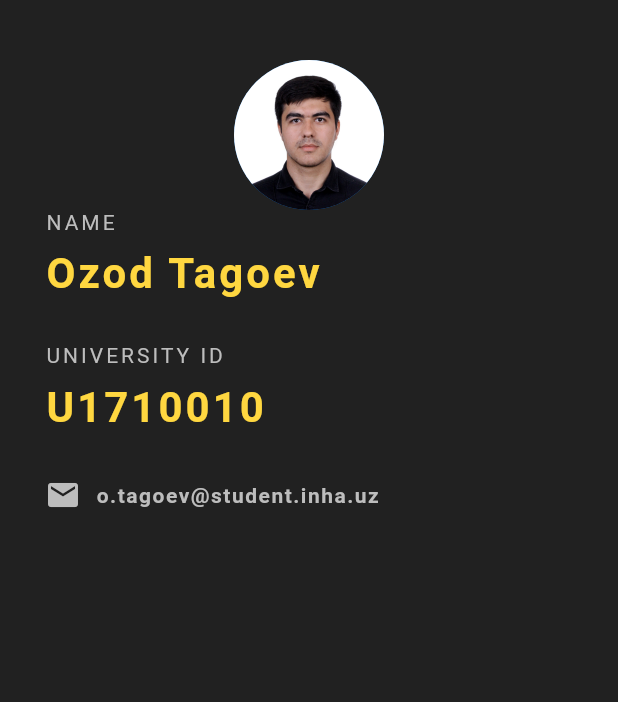
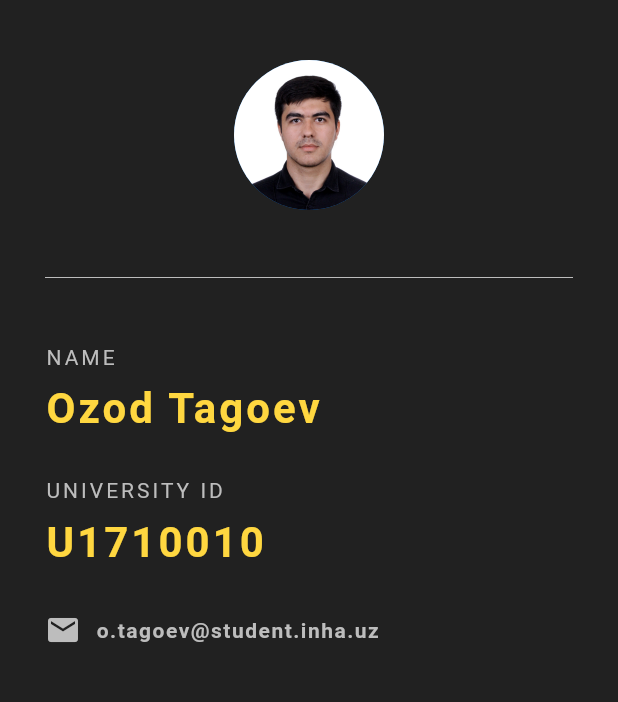
Before and after one commit to OzodTagoevSh/my_id_card, a Flutter app: the screen it shows after launch, on a phone screen of 412 x 824 dp, the part 84-786 px from its top. Run offline on Flutter 3.47's test engine with Material 2 defaults, Android fonts, the phone set to English and light mode, and no system bars.

Commit message:
Divider added and finally Done

```diff
--- a/lib/main.dart
+++ b/lib/main.dart
@@ -27,6 +27,10 @@ class MyCard extends StatelessWidget {
                 backgroundImage: AssetImage('assets/avatar.jpg'),
                 radius: 50.0,
               ),
+            ),
+            Divider(
+              height: 90.0,
+              color: Colors.grey[400],
             ),
             Text(
               'NAME',
```
